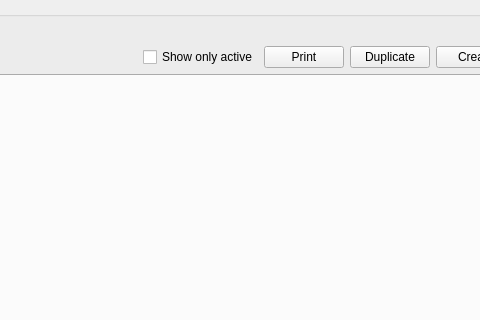
Before: the Qt Designer form core/ui/toolbars/epa/nonvisual_manager.ui in Giswater/giswater_qgis_plugin, drawn with Qt 5; both pictures show x 245 to 725 and y 0 to 320 of the 870 by 704 pixel window.
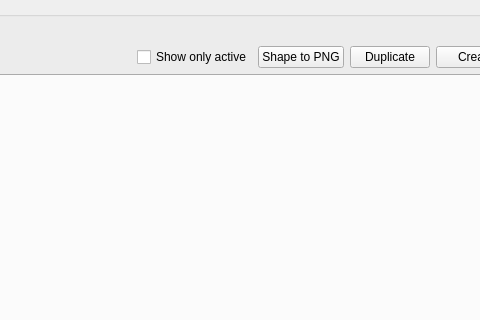
After: the same form once the commit is applied.

Commit message: Bug fix: manage curve_results values and fig_title on "shape to png"

The edit to the form file:
```diff
--- a/core/ui/toolbars/epa/nonvisual_manager.ui
+++ b/core/ui/toolbars/epa/nonvisual_manager.ui
@@ -101,7 +101,7 @@
       <item row="1" column="3">
        <widget class="QPushButton" name="btn_print">
         <property name="text">
-         <string>Print</string>
+         <string>Shape to PNG</string>
         </property>
        </widget>
       </item>
```
The commit also changes 1 other file.
